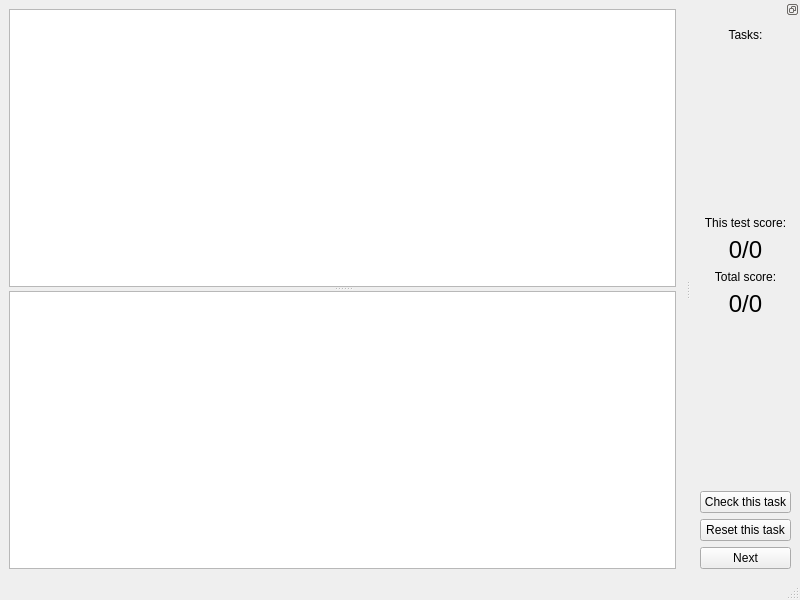
pavelchristof/ipp3, file src/ipp3/gui/testview.ui: the form before one commit.
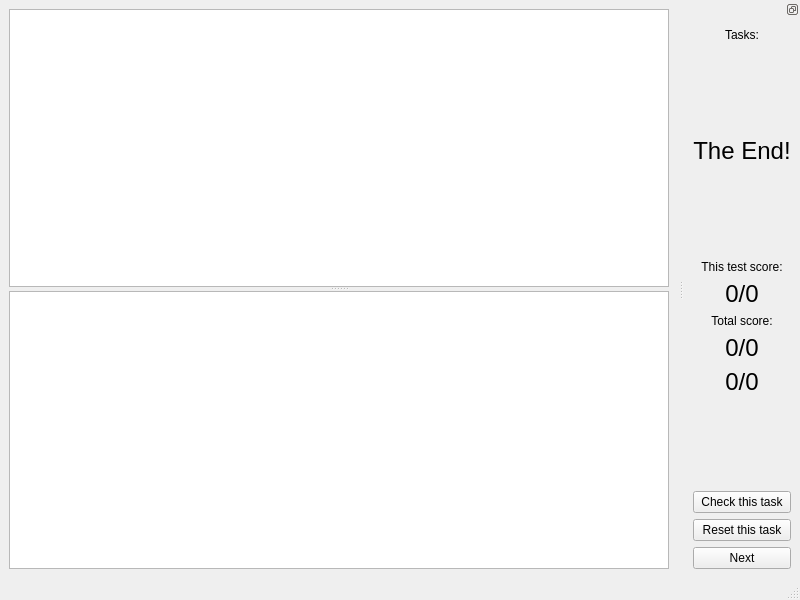
The form after the commit.

Patch:
```diff
--- a/src/ipp3/gui/testview.ui
+++ b/src/ipp3/gui/testview.ui
@@ -114,6 +114,34 @@
        </property>
       </spacer>
      </item>
+     <item>
+      <widget class="QLabel" name="theEndLabel">
+       <property name="font">
+        <font>
+         <pointsize>18</pointsize>
+        </font>
+       </property>
+       <property name="text">
+        <string>The End!</string>
+       </property>
+       <property name="alignment">
+        <set>Qt::AlignCenter</set>
+       </property>
+      </widget>
+     </item>
+     <item>
+      <spacer name="verticalSpacer_3">
+       <property name="orientation">
+        <enum>Qt::Vertical</enum>
+       </property>
+       <property name="sizeHint" stdset="0">
+        <size>
+         <width>20</width>
+         <height>40</height>
+        </size>
+       </property>
+      </spacer>
+     </item>
      <item>
       <widget class="QLabel" name="thisTestScoreLabel">
        <property name="text">
@@ -170,6 +198,21 @@
        </property>
       </widget>
      </item>
+     <item>
+      <widget class="QLabel" name="wrongAnswers">
+       <property name="font">
+        <font>
+         <pointsize>18</pointsize>
+        </font>
+       </property>
+       <property name="text">
+        <string>0/0</string>
+       </property>
+       <property name="alignment">
+        <set>Qt::AlignCenter</set>
+       </property>
+      </widget>
+     </item>
      <item>
       <spacer name="verticalSpacer">
        <property name="orientation">
```
